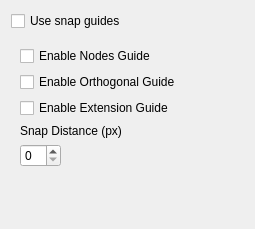
Qt form libs/flake/tools/SnapGuideConfigWidget.ui (KDE/krita) before a commit.
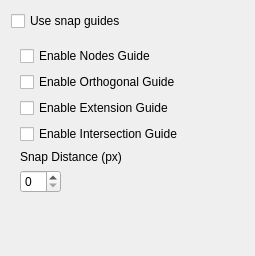
The same form after that commit.

Commit message: Added an intersection snap strategy which snaps to inteersections of path shape outlines. Seems to work nicely so far. I have to work out some minor glitches tough, but it is already quite usable.

The edit to the form file:
```diff
--- a/libs/flake/tools/SnapGuideConfigWidget.ui
+++ b/libs/flake/tools/SnapGuideConfigWidget.ui
@@ -6,7 +6,7 @@
     <x>0</x>
     <y>0</y>
     <width>255</width>
-    <height>229</height>
+    <height>256</height>
    </rect>
   </property>
   <property name="windowTitle" >
@@ -45,16 +45,23 @@
        </widget>
       </item>
       <item row="3" column="0" colspan="2" >
+       <widget class="QCheckBox" name="intersectionSnapGuide" >
+        <property name="text" >
+         <string>Enable Intersection Guide</string>
+        </property>
+       </widget>
+      </item>
+      <item row="4" column="0" colspan="2" >
        <widget class="QLabel" name="label" >
         <property name="text" >
          <string>Snap Distance (px)</string>
         </property>
        </widget>
       </item>
-      <item row="4" column="0" >
+      <item row="5" column="0" >
        <widget class="QSpinBox" name="snapDistance" />
       </item>
-      <item row="4" column="1" >
+      <item row="5" column="1" >
        <spacer>
         <property name="orientation" >
          <enum>Qt::Horizontal</enum>
@@ -67,7 +74,7 @@
         </property>
        </spacer>
       </item>
-      <item row="5" column="0" >
+      <item row="6" column="0" >
        <spacer>
         <property name="orientation" >
          <enum>Qt::Vertical</enum>
```
The commit also changes 10 other files.
